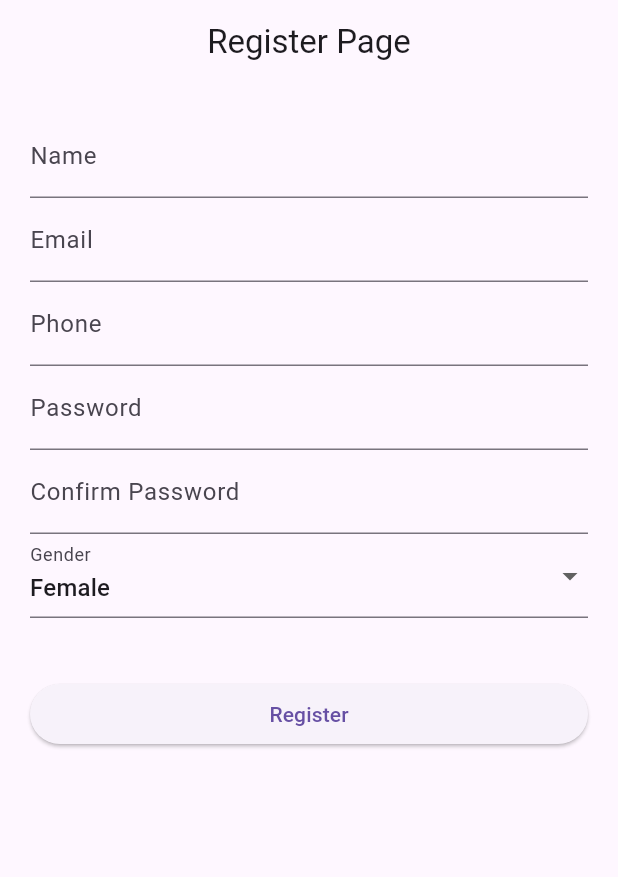
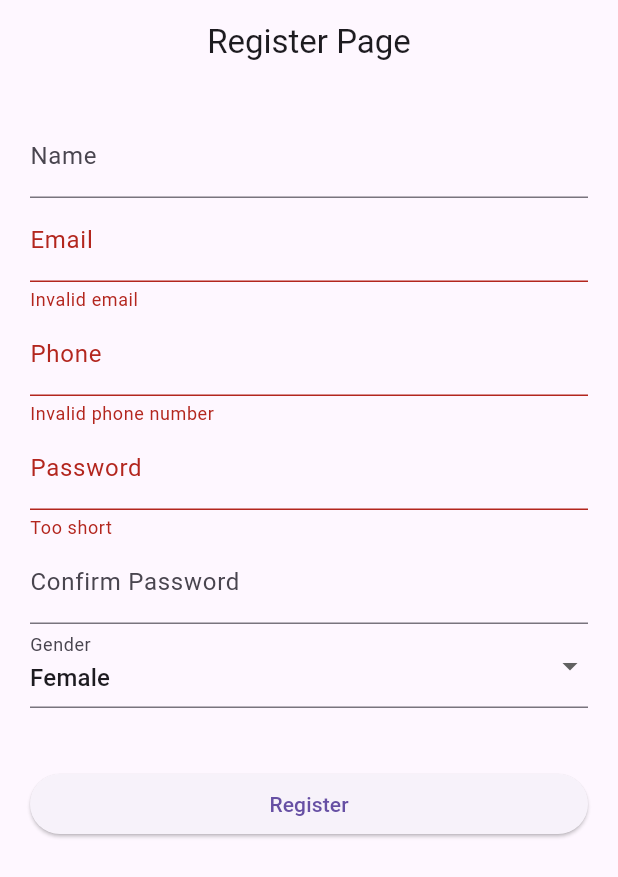
Before and after one commit to salma-elmaghawry/Cloozy-App, a Flutter app: the screen it shows after launch, after a tap on "Register", on a phone screen of 412 x 824 dp. Shown: the top 877 px of the screen. Run offline on Flutter 3.47's test engine with Material 3 defaults, Android fonts, the phone set to English and light mode, and no system bars; our stand-ins replace bloc, flutter_bloc, flutter_secure_storage.

Commit message:
register

```diff
--- a/lib/Features/Auth/manager/repository/auth_repository.dart
+++ b/lib/Features/Auth/manager/repository/auth_repository.dart
@@ -4,6 +4,7 @@ import 'dart:convert';
 import 'package:cloozy/Features/Auth/manager/models/register_model.dart';
 
 class AuthRepository {
+
   final String baseUrl = "https://cloozy.azurewebsites.net/api";
 
   Future<RegisterResonse> register(RegisterRequest data) async {
--- a/lib/Features/Auth/views/register_page.dart
+++ b/lib/Features/Auth/views/register_page.dart
@@ -1,7 +1,12 @@
 import 'package:cloozy/Core/common/custom_TextFormField.dart.dart';
 import 'package:cloozy/Core/common/gender_drop_down.dart';
+import 'package:cloozy/Features/Auth/manager/cubits/register/register_cubit.dart';
+import 'package:cloozy/Features/Auth/manager/models/register_model.dart';
 import 'package:cloozy/Features/Auth/views/widgets/password_confirm_field.dart';
+import 'package:cloozy/Features/home/home_page.dart';
+import 'package:cloozy/main.dart';
 import 'package:flutter/material.dart';
+import 'package:flutter_bloc/flutter_bloc.dart';
 
 class RegisterPage extends StatelessWidget {
   final _formKey = GlobalKey<FormState>();
@@ -21,7 +26,21 @@ class RegisterPage extends StatelessWidget {
         ),
         centerTitle: true,
       ),
-      body: Padding(
+      body: BlocListener<RegisterCubit, RegisterState>(
+        listener: (context, state) {
+          if (state is RegisterError) {
+            ScaffoldMessenger.of(context).showSnackBar(
+              SnackBar(content: Text(state.message)),
+            );
+          }
+          if (state is RegisterSuccess) {
+            Navigator.pushReplacement(
+                context, MaterialPageRoute(
+                  builder: (_)=>HomePage()),
+                );
+          }
+        },
+        child: Padding(
           padding: const EdgeInsets.all(20.0),
           child: Form(
               key: _formKey,
@@ -54,7 +73,8 @@ class RegisterPage extends StatelessWidget {
                     controller: _passwordController,
                     label: "Password",
                     obscureText: true,
-                  validator: (value) => value!.length < 6 ? "Too short" : null,
+                    validator: (value) =>
+                        value!.length < 6 ? "Too short" : null,
                   ),
                   //confirm Password
                   PasswordConfirmField(
@@ -64,12 +84,31 @@ class RegisterPage extends StatelessWidget {
                   GenderDropdown(
                       value: _gender, onChange: (value) => _gender = value!),
                   SizedBox(height: 40),
-                ElevatedButton(onPressed: () {
+                  BlocBuilder<RegisterCubit, RegisterState>(
+                      builder: (context, state) {
+                    if (state is RegisterLoading) {
+                      return Center(child: CircularProgressIndicator());
+                    }
+                    return ElevatedButton(
+                        onPressed: () {
+                          if (_formKey.currentState!.validate()) {
+                            final request = RegisterRequest(
+                                name: _nameController.text,
+                                email: _emailController.text,
+                                phone: _phoneController.text,
+                                password: _passwordController.text,
+                                gender: _gender,
+                                passwordConfirmation:
+                                    _confirmPasswordController.text);
 
-
-                }, child: Text("Register"))
+                            context.read<RegisterCubit>().registerUser(request);
+                          }
+                        },
+                        child: Text("Register"));
+                  })
                 ],
               )),
+        ),
       ),
     );
   }
--- a/pubspec.yaml
+++ b/pubspec.yaml
@@ -29,9 +29,11 @@ environment:
 # versions available, run `flutter pub outdated`.
 dependencies:
   cupertino_icons: ^1.0.8
+  dio: ^5.8.0
   flutter:
     sdk: flutter
   flutter_bloc: ^9.0.0
+  flutter_secure_storage: ^8.0.0
   http: ^1.3.0
 
 dev_dependencies:
```
Also changed, not shown: lib/Core/helper/secure_storage.dart (added, +18 -0 lines), lib/Features/home/home_page.dart (added, +14 -0 lines), pubspec.lock, 2 other files. Lines whose indentation alone changed are shown as unchanged.
